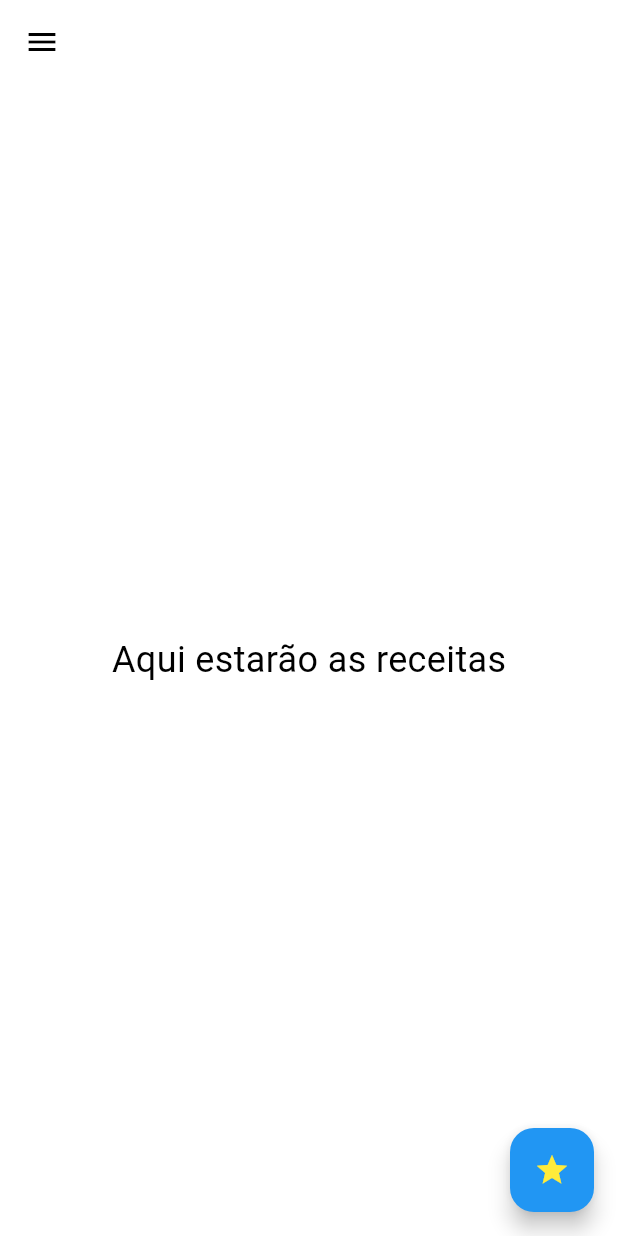
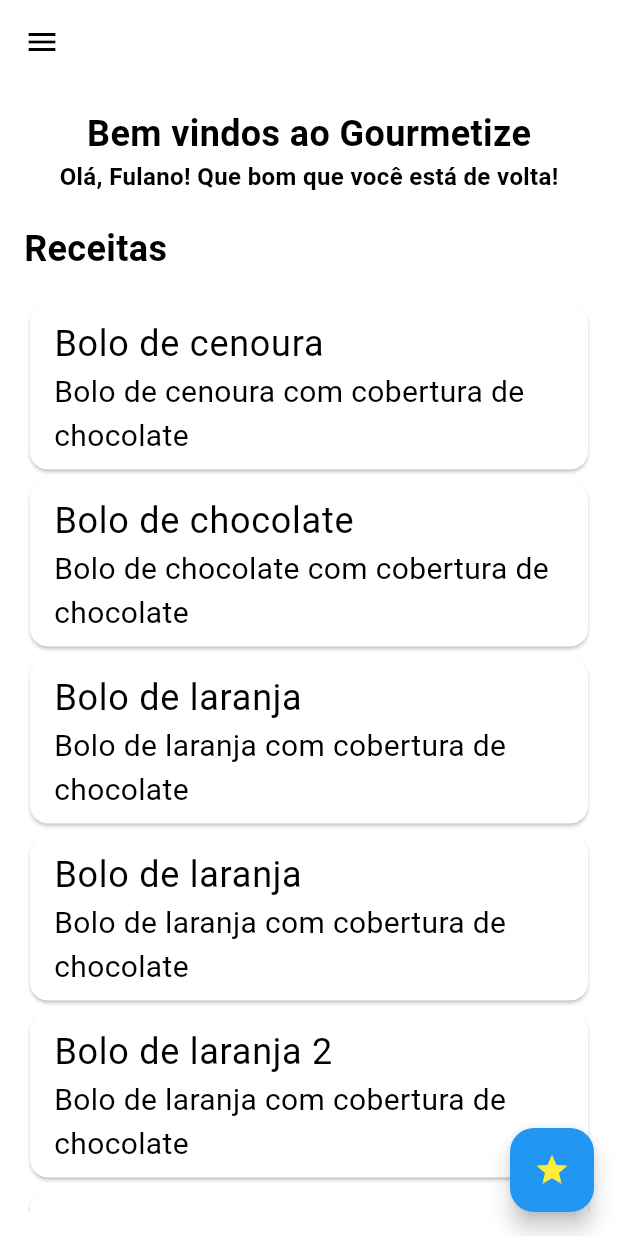
Before and after one commit to BiancaAntonelly/Gourmetize, a Flutter app: the screen it shows after launch, on a phone screen of 412 x 824 dp. Run offline on Flutter 3.47's test engine with Material 3 defaults, Android fonts, the phone set to English and light mode, and no system bars; our stand-ins replace flutter_rating_stars, flutter_svg, go_router.

Commit message:
esqueleto listagem

```diff
--- a/gourmetize/lib/model/ingrediente.dart
+++ /dev/null
@@ -1,14 +0,0 @@
-import 'enum_unidade.dart';
-
-class Ingrediente {
-  String nome;
-  String quantidade;
-  Unidade unidade;
-
-  Ingrediente({
-    required this.nome,
-    required this.quantidade,
-    required this.unidade
-  });
-
-}
--- a/gourmetize/lib/model/receita.dart
+++ b/gourmetize/lib/model/receita.dart
@@ -1,4 +1,3 @@
-import 'ingrediente.dart';
 import 'usuario.dart';
 
 class Receita {
@@ -6,7 +5,7 @@
   int id;
   String nome;
   String descricao;
-  List<Ingrediente> ingredientes = [];
+  String ingredientes;
 
   Receita({
     required this.id,
--- a/gourmetize/lib/routes/routes.dart
+++ b/gourmetize/lib/routes/routes.dart
@@ -11,7 +11,7 @@
     GoRoute(
       path: '/',
       builder: (BuildContext context, GoRouterState state) {
-        return const Home();
+        return Home();
       },
     ),
     GoRoute(
--- a/gourmetize/lib/screens/home.dart
+++ b/gourmetize/lib/screens/home.dart
@@ -1,15 +1,110 @@
 import 'package:flutter/material.dart';
 import 'package:gourmetize/widgets/app_drawer.dart';
+import 'package:gourmetize/model/receita.dart';
 
 class Home extends StatelessWidget {
-  const Home({super.key});
+  Home({super.key});
+
+  final List<Receita> _receitas = [
+    Receita(
+      id: 1,
+      nome: 'Bolo de cenoura',
+      descricao: 'Bolo de cenoura com cobertura de chocolate',
+      ingredientes:
+          '1 Cenoura \n 2kg farinha de trigo \n 500G de açúcar \n 4 ovos \n 1l óleo \n 100g manteiga \n 1l leite',
+    ),
+    Receita(
+      id: 2,
+      nome: 'Bolo de chocolate',
+      descricao: 'Bolo de chocolate com cobertura de chocolate',
+      ingredientes:
+          '1kg de chocolate \n 2kg farinha de trigo \n 500G de açúcar \n 4 ovos \n 1l óleo \n 100g manteiga \n 1l leite',
+    ),
+    Receita(
+      id: 3,
+      nome: 'Bolo de laranja',
+      descricao: 'Bolo de laranja com cobertura de chocolate',
+      ingredientes:
+          '1 laranja \n 2kg farinha de trigo \n 500G de açúcar \n 4 ovos \n 1l óleo \n 100g manteiga \n 1l leite',
+    ),
+     Receita(
+      id: 4,
+      nome: 'Bolo de laranja',
+      descricao: 'Bolo de laranja com cobertura de chocolate',
+      ingredientes:
+          '1 laranja \n 2kg farinha de trigo \n 500G de açúcar \n 4 ovos \n 1l óleo \n 100g manteiga \n 1l leite',
+    ),
+     Receita(
+      id: 5,
+      nome: 'Bolo de laranja 2',
+      descricao: 'Bolo de laranja com cobertura de chocolate',
+      ingredientes:
+          '1 laranja \n 2kg farinha de trigo \n 500G de açúcar \n 4 ovos \n 1l óleo \n 100g manteiga \n 1l leite',
+    ),
+     Receita(
+      id: 6,
+      nome: 'Bolo de laranja 3',
+      descricao: 'Bolo de laranja com cobertura de chocolate',
+      ingredientes:
+          '1 laranja \n 2kg farinha de trigo \n 500G de açúcar \n 4 ovos \n 1l óleo \n 100g manteiga \n 1l leite',
+    ),
+  ];
+
 
   @override
   Widget build(BuildContext context) {
-    return const AppDrawer(
+    return AppDrawer(
       title: '',
-      body: Center(
-        child: Text('Aqui estarão as receitas', style: TextStyle(fontSize: 24)),
+      body: Padding(
+        padding: const EdgeInsets.all(16.0),
+        child: Column(
+          crossAxisAlignment: CrossAxisAlignment.start,
+          children: [
+            const Center(
+              child: Text(
+              'Bem vindos ao Gourmetize',
+              style: TextStyle(fontSize: 24, fontWeight: FontWeight.bold),
+              ),
+            ),
+            const Center(
+              child: Text(
+              'Olá, Fulano! Que bom que você está de volta!',
+              style: TextStyle(fontSize: 16, fontWeight: FontWeight.bold),
+              ),
+            ),
+            const SizedBox(height: 20),
+            const Text(
+              'Receitas',
+              style: TextStyle(fontSize: 24, fontWeight: FontWeight.bold),
+            ),
+            const SizedBox(height: 16), // Espaçamento entre o título e a lista
+            _receitas.isEmpty
+                ? const Center(
+                    child: Text(
+                      'Nenhuma receita disponível.',
+                      style: TextStyle(fontSize: 18),
+                    ),
+                  )
+                : Expanded(
+                    // O Expanded permite que o ListView ocupe o espaço restante
+                    child: ListView.builder(
+                      itemCount: _receitas.length,
+                      itemBuilder: (ctx, index) {
+                        final receita = _receitas[index];
+                        return Card(
+                          child: ListTile(
+                            title: Text(receita.nome),
+                            subtitle: Text(receita.descricao),
+                            onTap: () {
+                              // Ação ao clicar na receita
+                            },
+                          ),
+                        );
+                      },
+                    ),
+                  ),
+          ],
+        ),
       ),
     );
   }
```
Also changed, not shown: 1 other file.
